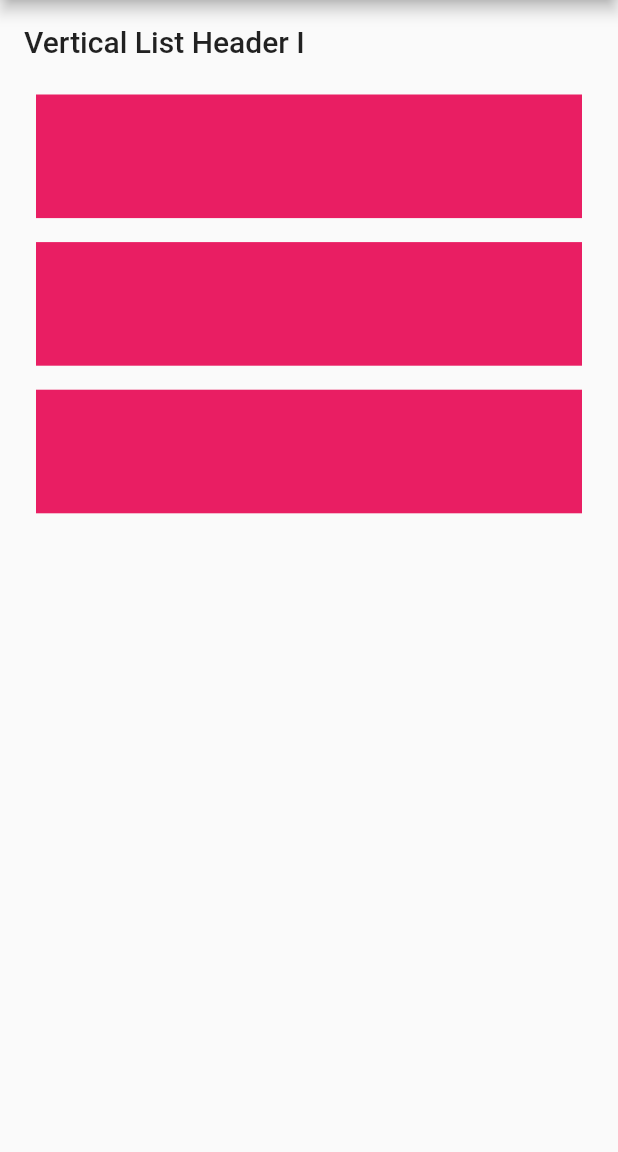
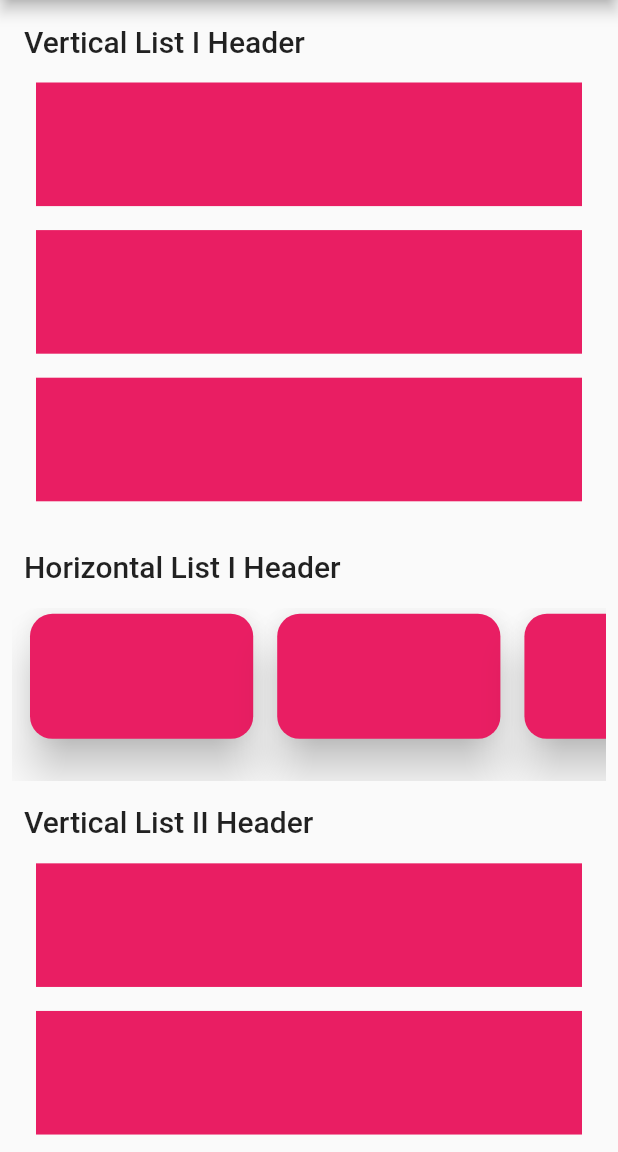
Before and after one commit to isnihal/spean-luy-test, a Flutter app: the screen it shows after launch, on a phone screen of 412 x 824 dp, the part 84-1236 px from its top. Run offline on Flutter 3.47's test engine with Material 2 defaults, Android fonts, the phone set to English and light mode, and no system bars.

Commit message:
Horizontal List added

```diff
--- a/lib/screens/home_screen.dart
+++ b/lib/screens/home_screen.dart
@@ -1,4 +1,5 @@
 import 'package:flutter/material.dart';
+import 'package:spean_luy_test/widgets/horizontal_list.dart';
 import 'package:spean_luy_test/widgets/vertical_list.dart';
 
 class HomeScreen extends StatelessWidget {
@@ -12,17 +13,24 @@ class HomeScreen extends StatelessWidget {
       ),
       body: SizedBox.expand(
         child: SingleChildScrollView(
-          child: Padding(
-            padding: const EdgeInsets.all(16.0),
           child: Column(
             crossAxisAlignment: CrossAxisAlignment.start,
-              children: [
+            children: const [
               VerticalList(
-                  title: "Vertical List Header I",
+                title: "Vertical List I Header",
                 numberOfChildren: 3,
               ),
+              SizedBox(height: 16,),
+              HorizontalList(
+                title: "Horizontal List I Header",
+                numberOfChildren: 12,
+              ),
+              VerticalList(
+                title: "Vertical List II Header",
+                numberOfChildren: 18,
+              ),
+              SizedBox(height: 16,),
             ],
-            ),
           ),
         ),
       ),
--- /dev/null
+++ b/lib/utils.dart
@@ -0,0 +1,17 @@
+import 'package:flutter/material.dart';
+import 'dart:math';
+
+Color get randomColor{
+  int seed = Random().nextInt(8);
+  switch(seed){
+    case 0: return Colors.red;
+    case 1: return Colors.green;
+    case 2: return Colors.amber;
+    case 3: return Colors.blue;
+    case 4: return Colors.pink;
+    case 5: return Colors.cyan;
+    case 6: return Colors.purple;
+    case 7: return Colors.indigo;
+    default: return Colors.black;
+  }
+}
--- /dev/null
+++ b/lib/widgets/horizontal_list.dart
@@ -0,0 +1,40 @@
+import 'package:flutter/material.dart';
+import 'package:spean_luy_test/widgets/horizontal_list_item.dart';
+
+class HorizontalList extends StatelessWidget {
+
+  final String title;
+  final int numberOfChildren;
+
+  const HorizontalList({Key? key,required this.title,required this.numberOfChildren}) : super(key: key);
+
+  @override
+  Widget build(BuildContext context) {
+
+    var mediaQuery = MediaQuery.of(context);
+
+    return Column(
+      crossAxisAlignment: CrossAxisAlignment.start,
+      children: [
+        Padding(
+          padding: const EdgeInsets.only(left: 16),
+          child: Text(title,style: Theme.of(context).textTheme.headline6,),
+        ),
+        const SizedBox(height: 16,),
+        Padding(
+          padding: const EdgeInsets.symmetric(horizontal: 8,),
+          child: SizedBox(
+            height: mediaQuery.size.height * 0.14,
+            width: double.infinity,
+            child: ListView.builder(
+              scrollDirection: Axis.horizontal,
+              shrinkWrap: true,
+              itemCount: numberOfChildren,
+              itemBuilder: (ctx,index)=> const HorizontalListItem(),
+            ),
+          ),
+        )
+      ],
+    );
+  }
+}
--- /dev/null
+++ b/lib/widgets/horizontal_list_item.dart
@@ -0,0 +1,24 @@
+import 'package:flutter/material.dart';
+
+import '../utils.dart';
+
+class HorizontalListItem extends StatelessWidget {
+
+  const HorizontalListItem({Key? key}) : super(key: key);
+
+  @override
+  Widget build(BuildContext context) {
+
+    var mediaQuery = MediaQuery.of(context);
+
+    return Container(
+      width: mediaQuery.size.width * 0.4,
+      padding: const EdgeInsets.only(left: 8,bottom: 24),
+      child: Card(
+        elevation: 12,
+        color: randomColor,
+        shape: RoundedRectangleBorder(borderRadius: BorderRadius.circular(15)),
+      ),
+    );
+  }
+}
--- a/lib/widgets/vertical_list.dart
+++ b/lib/widgets/vertical_list.dart
@@ -10,13 +10,15 @@ class VerticalList extends StatelessWidget {
 
   @override
   Widget build(BuildContext context) {
-    return Column(
+    return Padding(
+      padding: const EdgeInsets.only(left: 16.0,top: 16,right: 16),
+      child: Column(
         crossAxisAlignment: CrossAxisAlignment.start,
         children: [
           Text(title,style: Theme.of(context).textTheme.headline6,),
           const SizedBox(height: 16,),
           Padding(
-          padding: const EdgeInsets.all(8.0),
+            padding: const EdgeInsets.symmetric(horizontal: 8,),
             child: ListView.builder(
               shrinkWrap: true,
               itemCount: numberOfChildren,
@@ -24,6 +26,7 @@ class VerticalList extends StatelessWidget {
             ),
           )
         ],
+      ),
     );
   }
 }
--- a/lib/widgets/vertical_list_item.dart
+++ b/lib/widgets/vertical_list_item.dart
@@ -1,25 +1,10 @@
-import 'dart:math';
+import 'package:flutter/material.dart';
 
-import 'package:flutter/material.dart';
+import '../utils.dart';
 
 class VerticalListItem extends StatelessWidget {
 
   const VerticalListItem({Key? key}) : super(key: key);
-
-  Color get randomColor{
-    int seed = Random().nextInt(8);
-    switch(seed){
-      case 0: return Colors.red;
-      case 1: return Colors.green;
-      case 2: return Colors.amber;
-      case 3: return Colors.blue;
-      case 4: return Colors.pink;
-      case 5: return Colors.cyan;
-      case 6: return Colors.purple;
-      case 7: return Colors.indigo;
-      default: return Colors.black;
-    }
-  }
 
   @override
   Widget build(BuildContext context) {
@@ -30,7 +15,7 @@ class VerticalListItem extends StatelessWidget {
       height: mediaQuery.size.height * 0.1,
       width: double.infinity,
       color: randomColor,
-      margin: EdgeInsets.only(bottom: 16),
+      margin: const EdgeInsets.only(bottom: 16),
     );
   }
 }
```
Lines whose indentation alone changed are shown as unchanged.
